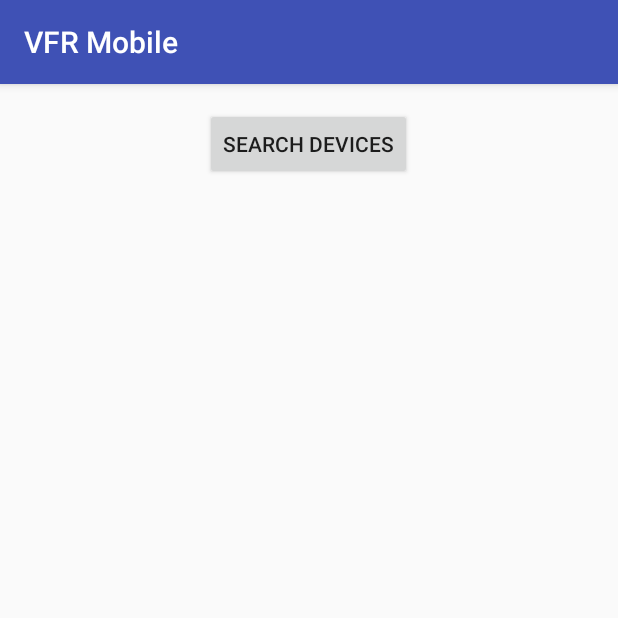
After one commit to Nevaan/vfrApp, an Android app: the PairDeviceActivity screen opened directly, with no data from a screen before it, on a phone screen of 412 x 824 dp, the top half of it. The commit adds this screen. Run offline under Robolectric (Android 15) with nearby library versions, the phone set to English and light mode, and no system bars.

Commit message:
Added simple btle devices scanning (testing purposes)

```diff
--- a/vfr.mobile/app/src/main/AndroidManifest.xml
+++ b/vfr.mobile/app/src/main/AndroidManifest.xml
@@ -1,6 +1,10 @@
 <?xml version="1.0" encoding="utf-8"?>
 <manifest xmlns:android="http://schemas.android.com/apk/res/android"
     package="com.losek.vfrmobile">
+
+    <uses-permission android:name="android.permission.BLUETOOTH" />
+    <uses-permission android:name="android.permission.BLUETOOTH_ADMIN" />
+    <uses-feature android:name="android.hardware.bluetooth_le" android:required="true"/>
 
     <application
         android:allowBackup="true"
@@ -15,6 +19,7 @@
                 <category android:name="android.intent.category.LAUNCHER" />
             </intent-filter>
         </activity>
+        <activity android:name=".PairDeviceActivity"></activity>
     </application>
 
 </manifest>
--- /dev/null
+++ b/vfr.mobile/app/src/main/java/com/losek/vfrmobile/PairDeviceActivity.java
@@ -0,0 +1,73 @@
+package com.losek.vfrmobile;
+
+import android.bluetooth.BluetoothAdapter;
+import android.bluetooth.BluetoothDevice;
+import android.bluetooth.BluetoothManager;
+import android.content.Context;
+import android.content.DialogInterface;
+import android.content.Intent;
+import android.support.v7.app.AlertDialog;
+import android.support.v7.app.AppCompatActivity;
+import android.os.Bundle;
+import android.view.View;
+
+public class PairDeviceActivity extends AppCompatActivity /*implements DeviceListFragment.OnFragmentInteractionListener*/{
+
+    public static int REQUEST_BLUETOOTH = 1;
+    private BluetoothAdapter mBluetoothAdapter;
+
+    @Override
+    protected void onCreate(Bundle savedInstanceState) {
+        super.onCreate(savedInstanceState);
+        setContentView(R.layout.activity_pair_device);
+
+        final BluetoothManager bluetoothManager =
+                (BluetoothManager) getSystemService(Context.BLUETOOTH_SERVICE);
+        mBluetoothAdapter = bluetoothManager.getAdapter();
+
+        // Phone does not support Bluetooth so let the user know and exit.
+        if (mBluetoothAdapter == null) {
+            new AlertDialog.Builder(PairDeviceActivity.this)
+                    .setTitle("Not compatible")
+                    .setMessage("Your phone does not support Bluetooth")
+                    .setPositiveButton("Exit", new DialogInterface.OnClickListener() {
+                        public void onClick(DialogInterface dialog, int which) {
+                            System.exit(0);
+                        }
+                    })
+                    .setIcon(android.R.drawable.ic_dialog_alert)
+                    .show();
+        }
+
+        if (!mBluetoothAdapter.isEnabled()) {
+            Intent enableBT = new Intent(BluetoothAdapter.ACTION_REQUEST_ENABLE);
+            startActivityForResult(enableBT, REQUEST_BLUETOOTH);
+        }
+
+    }
+
+    private BluetoothAdapter.LeScanCallback leScanCallback = new BluetoothAdapter.LeScanCallback() {
+        @Override
+        public void onLeScan(final BluetoothDevice device, final int rssi, final byte[] scanRecord) {
+            // your implementation here
+            System.out.println("--== DEVICE FOUND ==--");
+            System.out.println(device.getName());
+            System.out.println(device.getType());
+        }
+    };
+
+    public void listDevices(View view) {
+        System.out.println("--== Started scanning for BTLE devices");
+        mBluetoothAdapter.startLeScan(leScanCallback);
+        try {
+            Thread.sleep(10000);
+        } catch (Exception e) {
+
+        }
+
+        System.out.println("--== Stopped scanning for BTLE devices");
+        mBluetoothAdapter.stopLeScan(leScanCallback);
+    }
+
+
+}
--- /dev/null
+++ b/vfr.mobile/app/src/main/res/layout/activity_pair_device.xml
@@ -0,0 +1,21 @@
+<?xml version="1.0" encoding="utf-8"?>
+<RelativeLayout xmlns:android="http://schemas.android.com/apk/res/android"
+    xmlns:tools="http://schemas.android.com/tools"
+    android:id="@+id/activity_pair_device"
+    android:layout_width="match_parent"
+    android:layout_height="match_parent"
+    android:paddingBottom="@dimen/activity_vertical_margin"
+    android:paddingLeft="@dimen/activity_horizontal_margin"
+    android:paddingRight="@dimen/activity_horizontal_margin"
+    android:paddingTop="@dimen/activity_vertical_margin"
+    tools:context="com.losek.vfrmobile.PairDeviceActivity">
+
+    <Button
+        android:text="@string/search_devices"
+        android:layout_width="wrap_content"
+        android:layout_height="wrap_content"
+        android:layout_alignParentTop="true"
+        android:layout_centerHorizontal="true"
+        android:id="@+id/search_devices_button"
+        android:onClick="listDevices"/>
+</RelativeLayout>
```
Also changed, not shown: vfr.mobile/app/src/main/java/com/losek/vfrmobile/DeviceScanActivity.java (added, +48 -0 lines), vfr.mobile/app/src/main/java/com/losek/vfrmobile/MainActivity.java (+16 -0 lines), vfr.mobile/app/src/main/res/layout/activity_main.xml (+71 -3 lines), vfr.mobile/app/src/main/res/values/strings.xml (+12 -0 lines).
